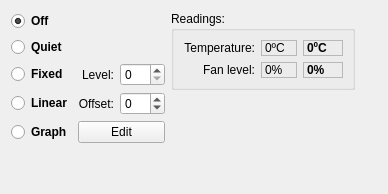
Before: the Qt Designer form qutefan/gputab.ui in loathingKernel/Qutefan, drawn with Qt 5.
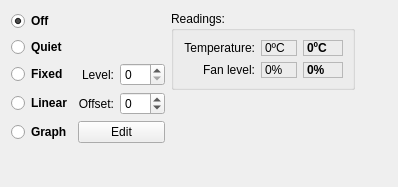
After: the same form once the commit is applied.

Commit message: Changed initial fixed level value.

Diff of the .ui file:
```diff
--- a/qutefan/gputab.ui
+++ b/qutefan/gputab.ui
@@ -6,8 +6,8 @@
    <rect>
     <x>0</x>
     <y>0</y>
-    <width>388</width>
-    <height>194</height>
+    <width>398</width>
+    <height>187</height>
    </rect>
   </property>
   <property name="windowTitle">
```
The commit also changes 1 other file.
